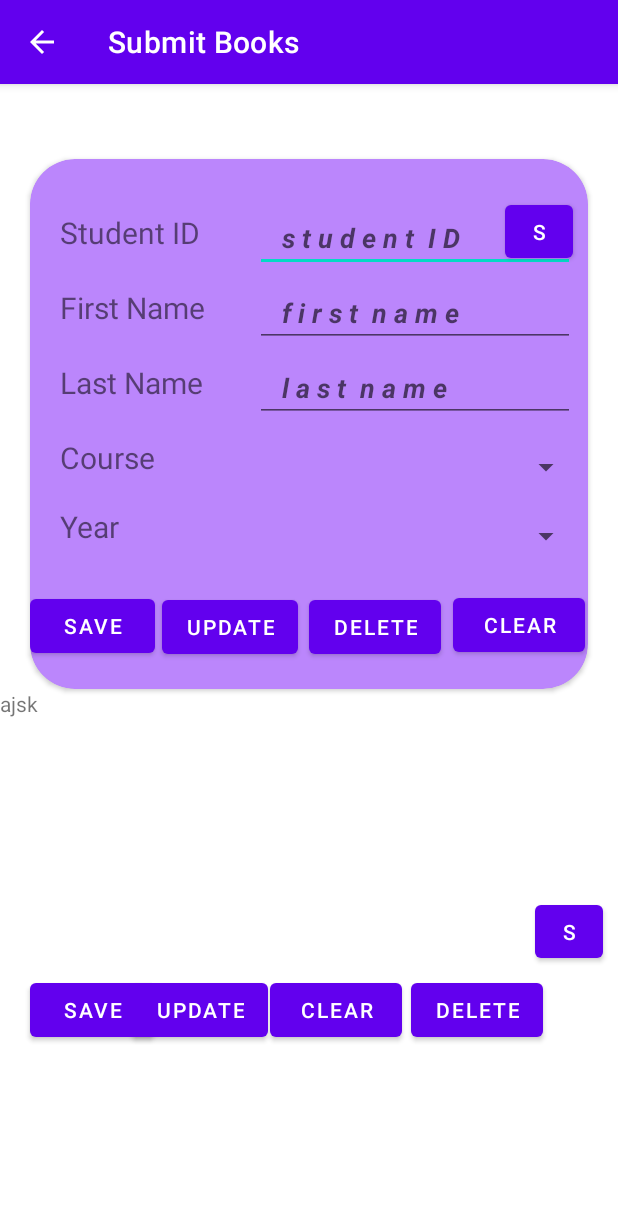
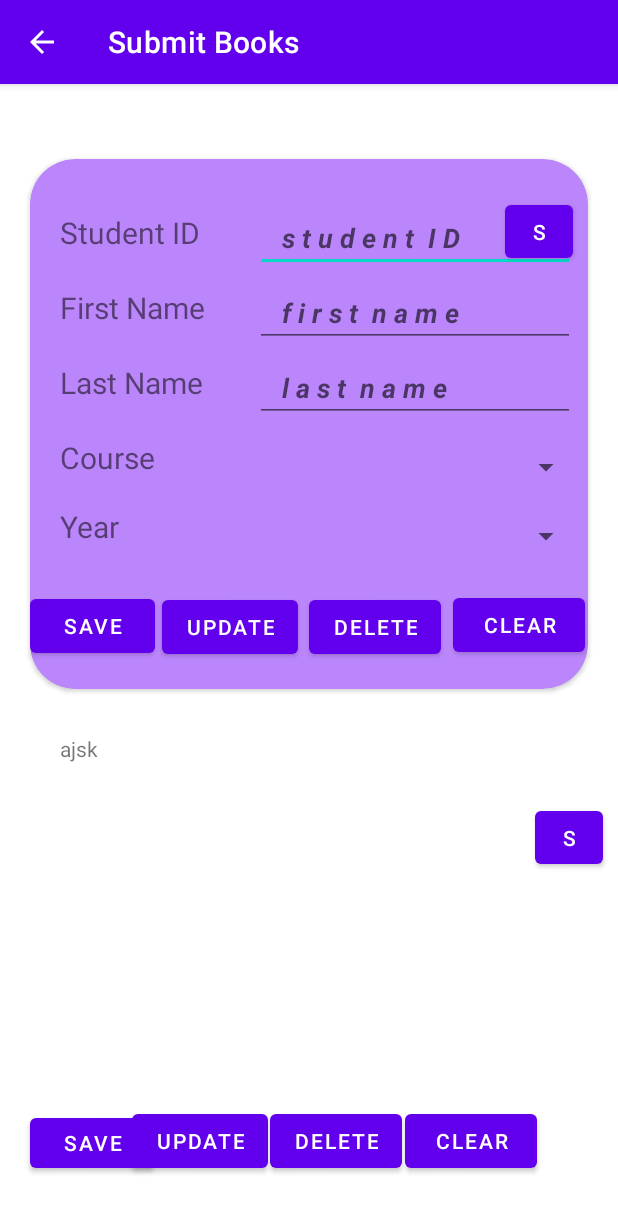
Before and after one commit to Aryan568/LMS-Android-, an Android app: the SubmitBooks screen opened directly, with no data from a screen before it, on a phone screen of 412 x 824 dp. Shown: the top 1214 px of the screen. Run offline under Robolectric (Android 15) with nearby library versions, the phone set to English and light mode, and no system bars.

Commit message:
Library CRUD Application(Android)

```diff
--- a/app/src/main/res/layout/activity_submit_books.xml
+++ b/app/src/main/res/layout/activity_submit_books.xml
@@ -261,6 +261,8 @@
                 <TextView
                     android:layout_width="100dp"
                     android:layout_height="50dp"
+                    android:layout_marginLeft="40dp"
+                    android:layout_marginTop="30dp"
                     android:text="ajsk" />
 
                 <Button
@@ -268,7 +270,7 @@
                     android:layout_width="83dp"
                     android:layout_height="wrap_content"
                     android:layout_marginLeft="20dp"
-                    android:layout_marginTop="140dp"
+                    android:layout_marginTop="200dp"
                     android:text="Save" />
 
                 <Button
@@ -284,7 +286,7 @@
                     android:id="@+id/b13"
                     android:layout_width="wrap_content"
                     android:layout_height="wrap_content"
-                    android:layout_gravity="right"
+                    android:layout_marginLeft="180dp"
                     android:layout_marginRight="50dp"
                     android:layout_marginTop="-48dp"
                     android:text="Delete" />
@@ -293,7 +295,7 @@
                     android:id="@+id/b14"
                     android:layout_width="wrap_content"
                     android:layout_height="wrap_content"
-                    android:layout_marginLeft="180dp"
+                    android:layout_marginLeft="270dp"
                     android:layout_marginTop="-48dp"
                     android:text="Clear" />
 
@@ -302,7 +304,7 @@
                     android:layout_width="45dp"
                     android:layout_height="47dp"
                     android:layout_gravity="right"
-                    android:layout_marginTop="-100dp"
+                    android:layout_marginTop="-250dp"
                     android:layout_marginRight="10dp"
                     android:text="S" />
 
```
